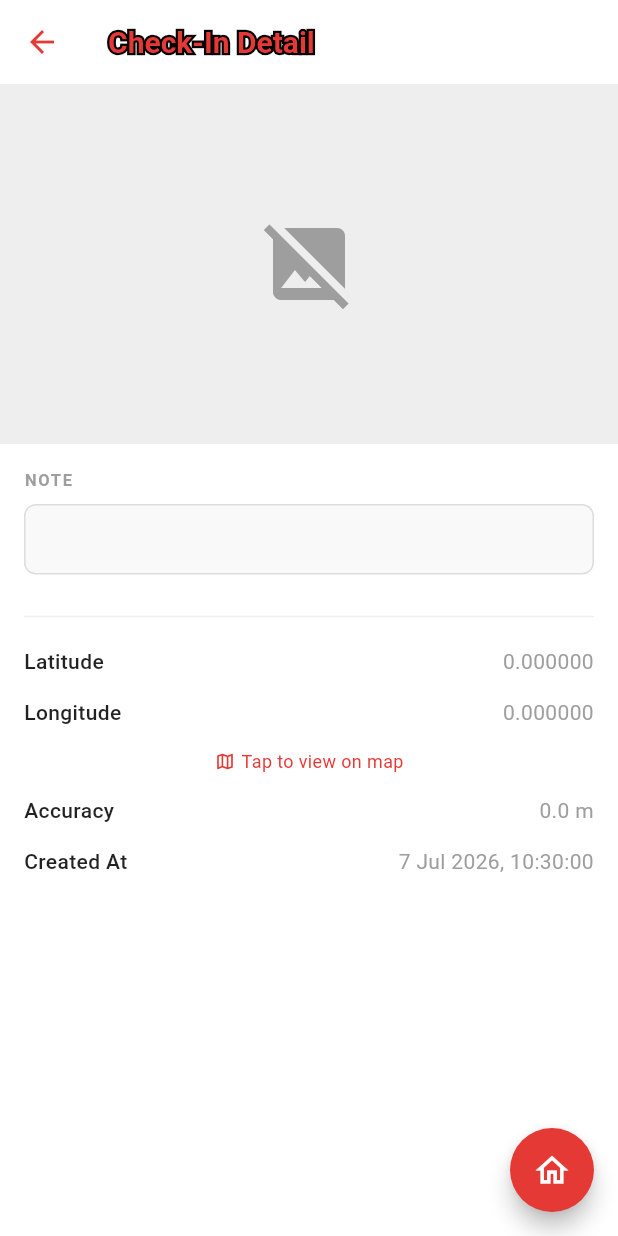
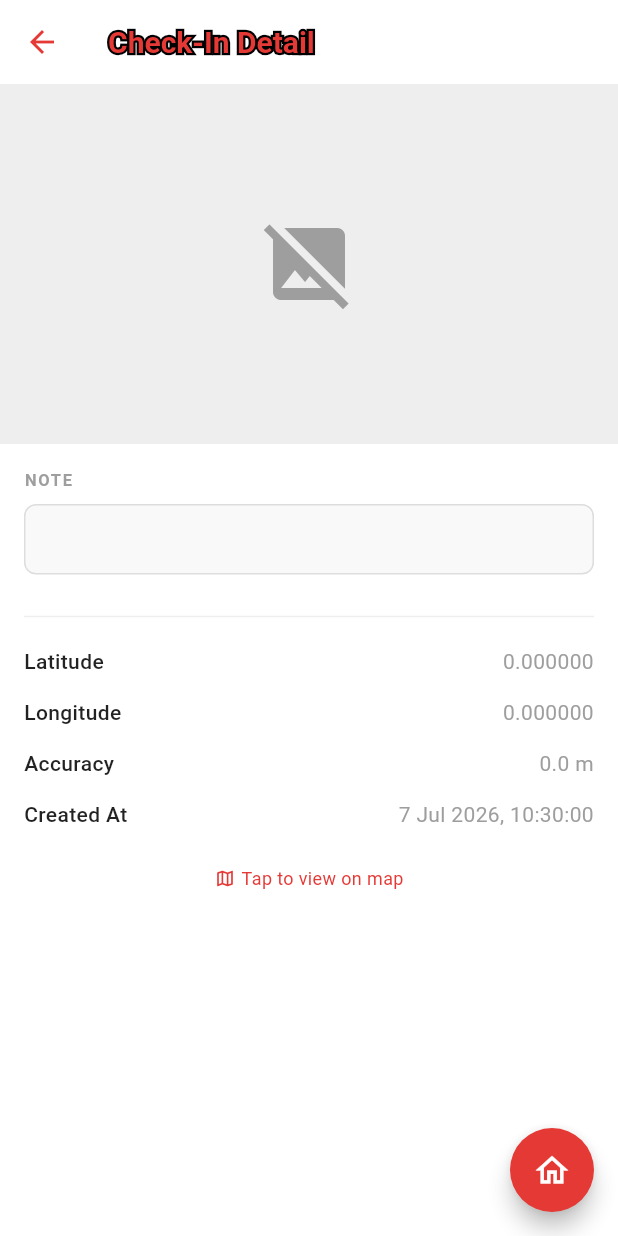
Before and after one commit to Syaaa-I/FieldCheck-App, a Flutter app: the DetailScreen screen opened directly with empty values, on a phone screen of 412 x 824 dp. Run offline on Flutter 3.47's test engine with Material 3 defaults, Android fonts, the phone set to English and light mode, and no system bars; our stand-ins replace geolocator, image_picker, permission_handler, shared_preferences; accounts and stored records are empty.

Commit message:
Updated on maps

```diff
--- a/lib/screens/check_in.dart
+++ b/lib/screens/check_in.dart
@@ -254,6 +254,7 @@ class _CheckInScreenState extends State<CheckInScreen> {
 
               // Location result
               GestureDetector(
+                behavior: HitTestBehavior.opaque,
                 onTap: (_lat != null && !_fetchingLocation) ? _openInMaps : null,
                 child: _LocationBox(
                   fetching: _fetchingLocation,
--- a/lib/screens/detail.dart
+++ b/lib/screens/detail.dart
@@ -118,8 +118,9 @@ class DetailScreen extends StatelessWidget {
                   const Divider(color: Color(0xFFEEEEEE)),
                   const SizedBox(height: 12),
 
-                  // GPS rows - tap to show maps
+                  // GPS rows - tap to open maps
                   GestureDetector(
+                    behavior: HitTestBehavior.opaque,
                     onTap: _openInMaps,
                     child: Column(
                       crossAxisAlignment: CrossAxisAlignment.start,
@@ -128,18 +129,6 @@ class DetailScreen extends StatelessWidget {
                             value: checkIn.latitude.toStringAsFixed(6)),
                         _DetailRow(label: 'Longitude',
                             value: checkIn.longitude.toStringAsFixed(6)),
-                        Padding(
-                          padding: const EdgeInsets.only(bottom: 14),
-                          child: Row(
-                            mainAxisAlignment: MainAxisAlignment.center,
-                            children: const [
-                              Icon(Icons.map_outlined, size: 14, color: Color(0xFFE53935)),
-                              SizedBox(width: 4),
-                              Text('Tap to view on map',
-                                  style: TextStyle(fontSize: 12, color: Color(0xFFE53935))),
-                            ],
-                          ),
-                        ),
                       ],
                     ),
                   ),
@@ -150,6 +139,24 @@ class DetailScreen extends StatelessWidget {
                     label: 'Created At',
                     value: DateFormat('d MMM yyyy, HH:mm:ss')
                         .format(checkIn.createdAt),
+                  ),
+
+                  const SizedBox(height: 4),
+                  GestureDetector(
+                    behavior: HitTestBehavior.opaque,
+                    onTap: _openInMaps,
+                    child: const Padding(
+                      padding: EdgeInsets.symmetric(vertical: 6),
+                      child: Row(
+                        mainAxisAlignment: MainAxisAlignment.center,
+                        children: [
+                          Icon(Icons.map_outlined, size: 14, color: Color(0xFFE53935)),
+                          SizedBox(width: 4),
+                          Text('Tap to view on map',
+                              style: TextStyle(fontSize: 12, color: Color(0xFFE53935))),
+                        ],
+                      ),
+                    ),
                   ),
                 ],
               ),
```
